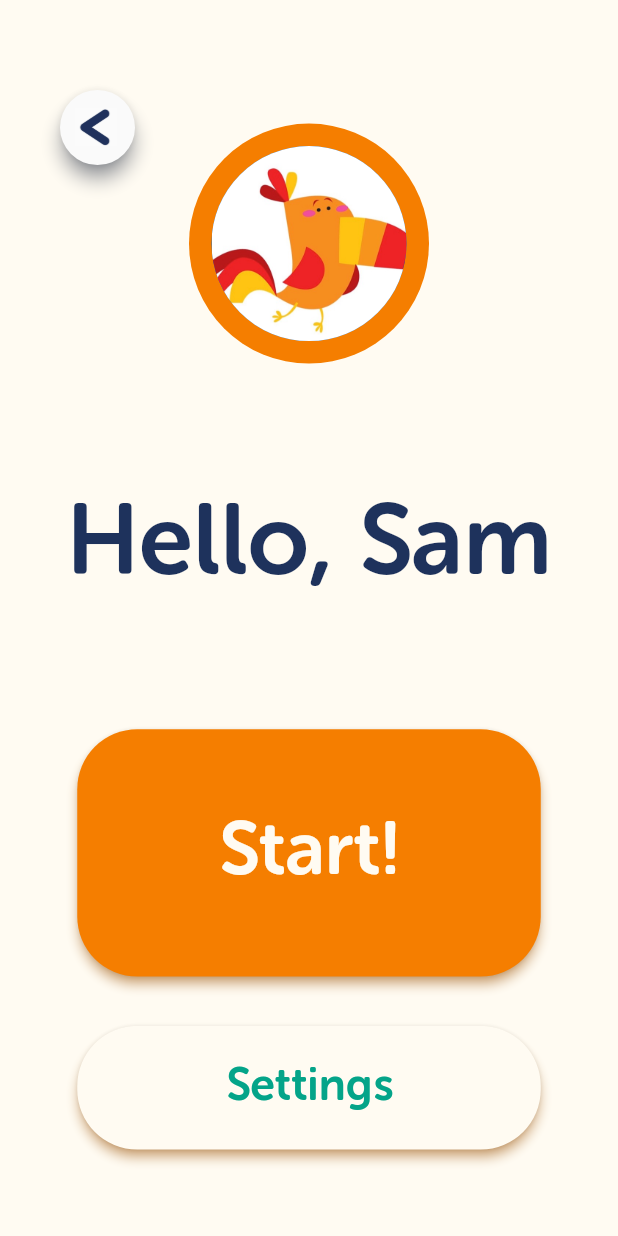
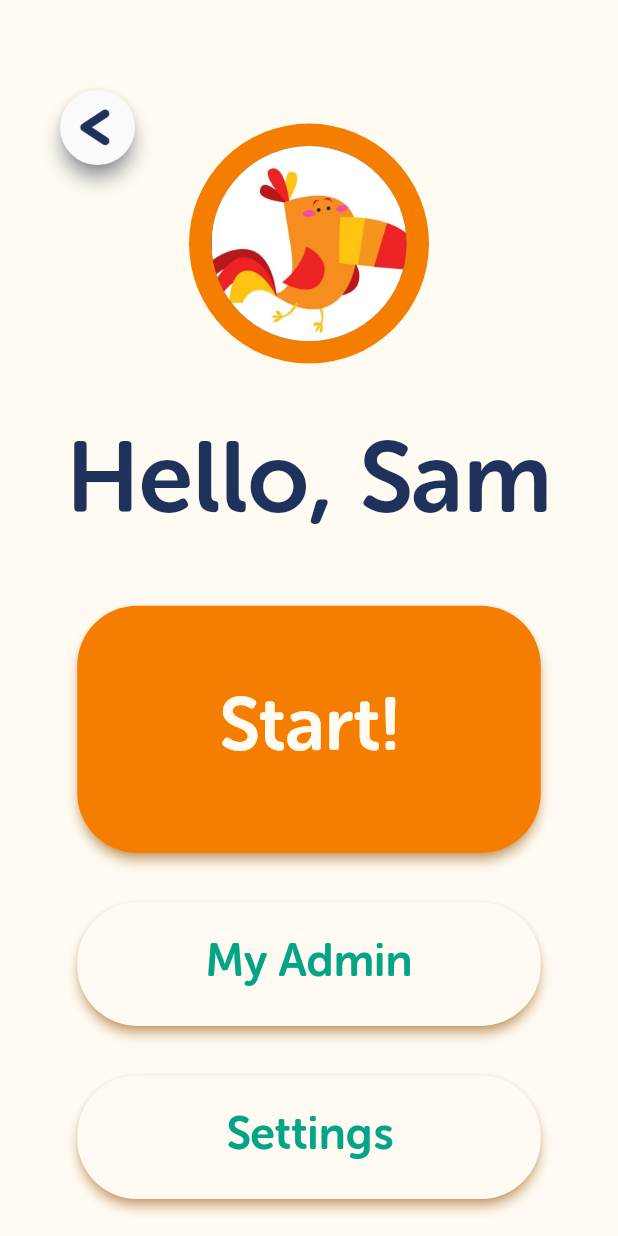
Before and after one commit to amaankahmad/MusicTherapy, a Flutter app: the PlayerStartPage screen opened directly, on a phone screen of 412 x 824 dp. Run offline on Flutter 3.47's test engine with Material 2 defaults, Android fonts, the phone set to English and light mode, and no system bars; our stand-ins replace cloud_firestore, firebase_auth, firebase_core, firebase_storage, image_picker, permission_handler; missing offline and left inert: flutter_search_bar; accounts and stored records are empty.

Commit message:
Linking players to admin

```diff
--- a/musictherapy/lib/ui/pages/playerStartPage.dart
+++ b/musictherapy/lib/ui/pages/playerStartPage.dart
@@ -6,6 +6,7 @@ import 'package:musictherapy/ui/pages/selectExercise.dart';
 import 'package:musictherapy/ui/pages/selectMusic.dart';
 import 'package:musictherapy/ui/pages/settings.dart';
 import 'package:musictherapy/ui/pages/signInPage.dart';
+import 'package:musictherapy/ui/pages/addAdmin.dart';
 
 class PlayerStartPage extends StatelessWidget {
   @override
@@ -82,7 +83,7 @@ class PlayerStartPage extends StatelessWidget {
 // --------- AVATAR DON -------------------
 // --------- SPACING CONTROL --------------
                 SizedBox(
-                  height: height * 0.1,
+                  height: height * 0.05,
                 ),
 // --------- SPACING CONTROL --------------
 // --------- WELCOME TEXT -----------------
@@ -102,7 +103,7 @@ class PlayerStartPage extends StatelessWidget {
 // --------- WELCOME TEXT -----------------
 // --------- SPACING CONTROL --------------
                 SizedBox(
-                  height: height * 0.1,
+                  height: height * 0.05,
                 ),
 // --------- SPACING CONTROL --------------
 // --------- START BUTTON -----------------
@@ -114,7 +115,7 @@ class PlayerStartPage extends StatelessWidget {
                       Navigator.of(context).push(
                         MaterialPageRoute(
                           //TODO: Change this to Select Exercise page once it has navigation to select music
-                          builder: (context) => SelectMusic(),
+                          builder: (context) => SelectExercise(),
                         ),
                       );
                     },
@@ -141,6 +142,46 @@ class PlayerStartPage extends StatelessWidget {
                   ),
                 ),
 // --------- START BUTTON -----------------
+                SizedBox(
+                  height: height * 0.04,
+                ),
+// --------- SPACING CONTROL --------------
+// --------- MY ADMIN BUTTON --------------
+                Container(
+                  width: width * 0.75,
+                  height: height * 0.1,
+                  child: GestureDetector(
+                    onTap: () {
+                      Navigator.of(context).push(
+                        MaterialPageRoute(
+                          builder: (context) => AddAdmin(),
+                        ),
+                      );
+                    },
+                    child: Material(
+                      borderRadius: BorderRadius.circular(40),
+                      shadowColor: orange,
+                      color: white,
+                      elevation: 3,
+                      child: Center(
+                        child: Padding(
+                          padding: const EdgeInsets.symmetric(vertical: 12),
+                          child: Text(
+                            'My Admin',
+                            style: TextStyle(
+                              color: green,
+                              //fontFamily: 'Museo',
+                              fontSize: 30,
+                              //fontWeight: FontWeight.w700,
+                            ),
+                          ),
+                        ),
+                      ),
+                    ),
+                  ),
+                ),
+
+
 // --------- SPACING CONTROL --------------
                 SizedBox(
                   height: height * 0.04,
```
Also changed, not shown: musictherapy/lib/ui/pages/addAdmin.dart (added, +219 -0 lines).
